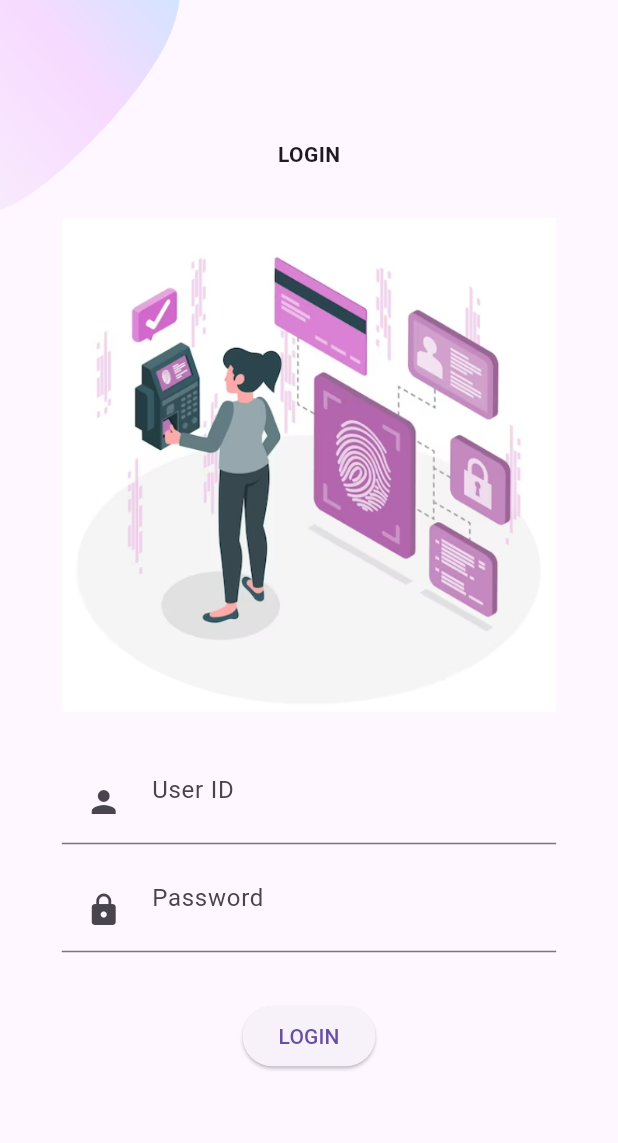
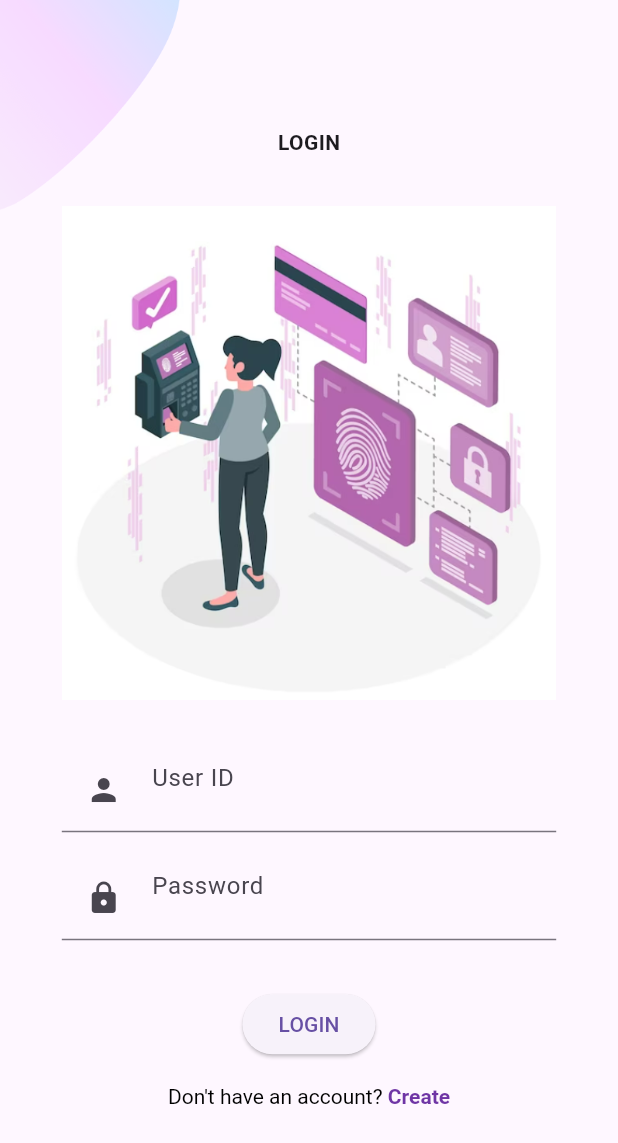
Before and after one commit to FarhanTahmid/Bullishield-Frontend, a Flutter app: the screen it shows after launch, after a tap on "LOGIN", on a phone screen of 412 x 824 dp. Shown: the top 1143 px of the screen. Run offline on Flutter 3.47's test engine with Material 3 defaults, Android fonts, the phone set to English and light mode, and no system bars; our stand-ins replace flutter_svg, fluttertoast, shared_preferences; network calls fail.

Commit message:
small updates

```diff
--- a/bullishield/lib/Screens/Login/components/login_form.dart
+++ b/bullishield/lib/Screens/Login/components/login_form.dart
@@ -1,5 +1,6 @@
 import 'dart:convert';
 import 'dart:io';
+import 'package:flutter/gestures.dart';
 import 'package:flutter/material.dart';
 import 'package:fluttertoast/fluttertoast.dart';
 import 'package:http/http.dart' as http;
@@ -27,7 +28,7 @@ class LoginFormState extends State<LoginForm> {
       builder: (BuildContext context) {
         return const Dialog(
           child: Padding(
-            padding: const EdgeInsets.all(20.0),
+            padding: EdgeInsets.all(20.0),
             child: Row(
               mainAxisSize: MainAxisSize.min,
               children: [
@@ -161,19 +162,25 @@ class LoginFormState extends State<LoginForm> {
             ),
           ),
           const SizedBox(height: defaultPadding),
-          // Uncomment the following lines to enable the signup navigation
-          // AlreadyHaveAnAccountCheck(
-          //   press: () {
-          //     Navigator.push(
-          //       context,
-          //       MaterialPageRoute(
-          //         builder: (context) {
-          //           return SignUpScreen();
-          //         },
-          //       ),
-          //     );
-          //   },
-          // ),
+          RichText(
+            text: TextSpan(
+              text: "Don't have an account? ",
+              style: const TextStyle(color: Colors.black),
+              children: <TextSpan>[
+                TextSpan(
+                  text: 'Create',
+                  style: const TextStyle(color: kPrimaryColor, fontWeight: FontWeight.bold),
+                  recognizer: TapGestureRecognizer()
+                    ..onTap = () {
+                      Navigator.push(
+                        context,
+                        MaterialPageRoute(builder: (context) => const SignUpScreen()),
+                      );
+                    },
+                ),
+              ],
+            ),
+          ),
         ],
       ),
     );
```
Also changed, not shown: bullishield/lib/Screens/Signup/components/signup_form.dart (+21 -13 lines).
